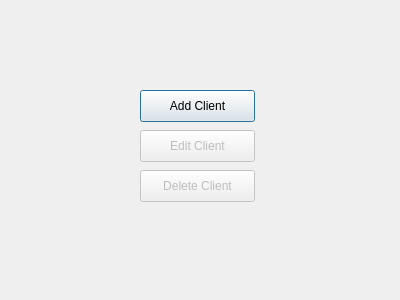
Before: the Qt Designer form clients.ui in katherinelozm/Proyecto2, drawn with Qt 5.
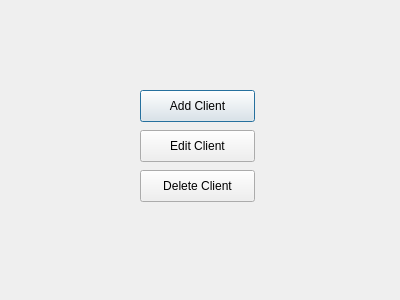
After: the same form once the commit is applied.

```diff
--- a/clients.ui
+++ b/clients.ui
@@ -28,7 +28,7 @@
   </widget>
   <widget class="QPushButton" name="pushButton_2">
    <property name="enabled">
-    <bool>false</bool>
+    <bool>true</bool>
    </property>
    <property name="geometry">
     <rect>
@@ -44,7 +44,7 @@
   </widget>
   <widget class="QPushButton" name="pushButton_3">
    <property name="enabled">
-    <bool>false</bool>
+    <bool>true</bool>
    </property>
    <property name="geometry">
     <rect>
```
